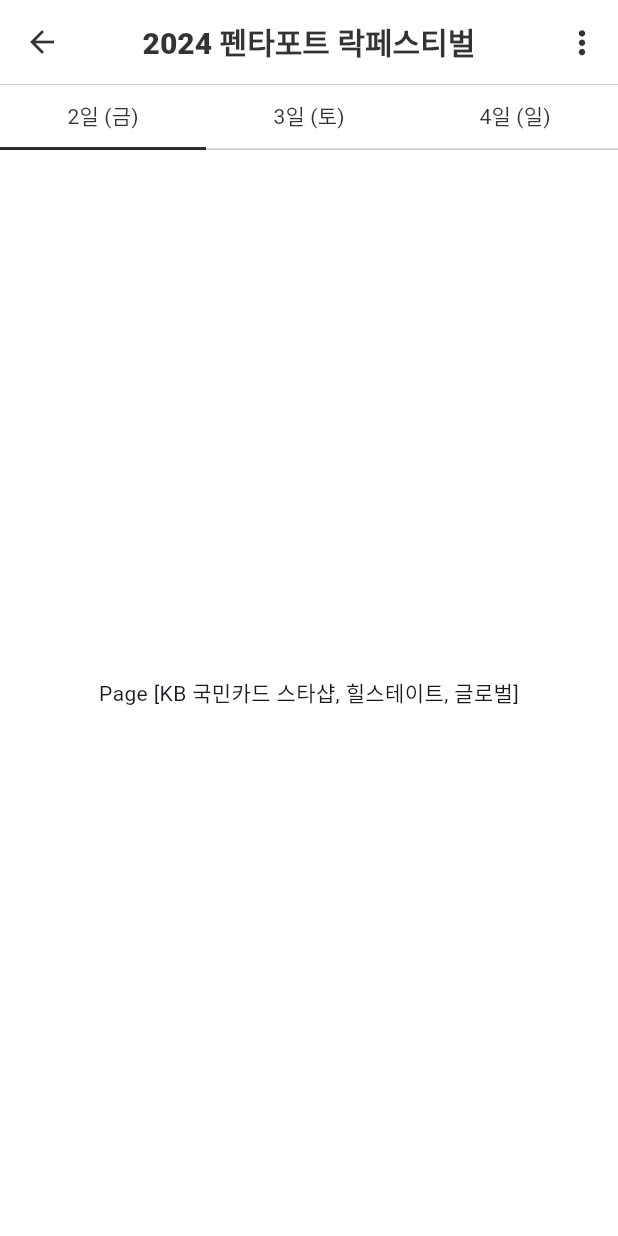
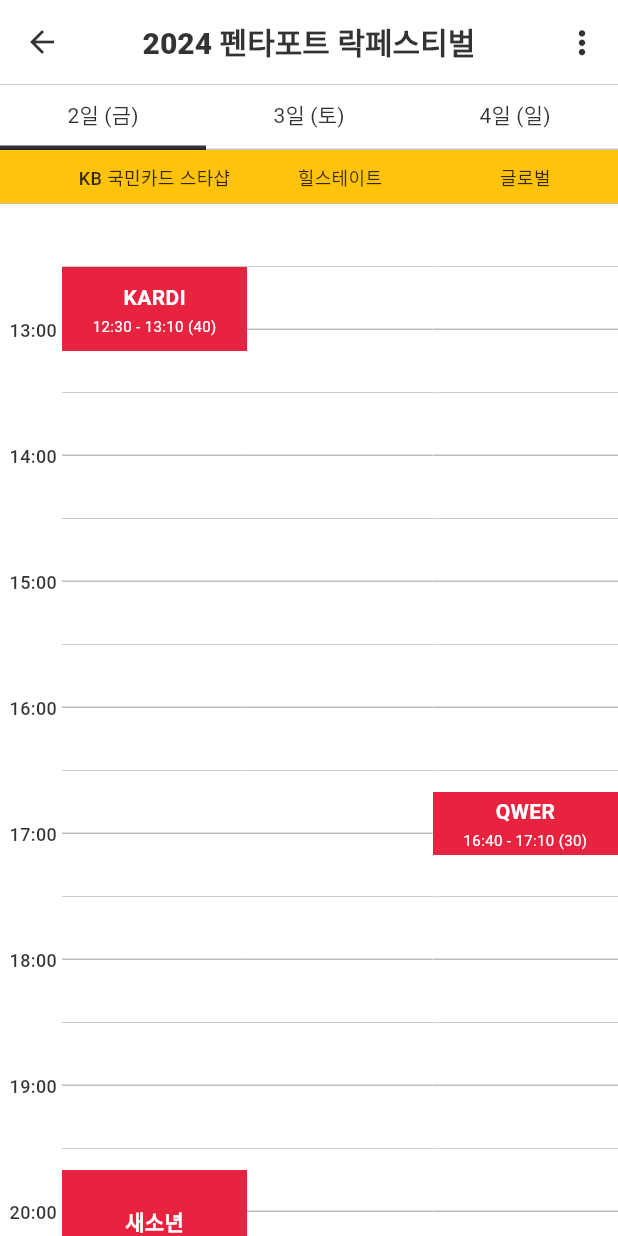
Before and after one commit to ynjch97/RiFFest, a Flutter app: the TimeTableScreen screen opened directly, after a tap on an icon or button, on a phone screen of 412 x 824 dp. Run offline on Flutter 3.47's test engine with Material 3 defaults, Android fonts, the light colour scheme and no system bars; our stand-ins replace cloud_firestore, expandable_text, firebase_auth, firebase_core, flutter_riverpod, font_awesome_flutter and 1 more; accounts and stored records are empty.

Commit message:
TimeTableScreen > 타임테이블 화면 구성

```diff
--- a/riffest/lib/constants/box_decorations.dart
+++ b/riffest/lib/constants/box_decorations.dart
@@ -4,10 +4,9 @@
 // Container > BoxDecoration
 class BoxDecorations {
   // 흰색 기본 Container
-  // static final borderlessContainer = BoxDecoration(
-  //   color: Colors.white,
-  //   borderRadius: BorderRadius.circular(3),
-  // );
+  static const whiteContainer = BoxDecoration(
+    color: Colors.white,
+  );
 
   // 테두리가 있는 흰색 기본 Container
   // static final greyBorderContainer = BoxDecoration(
@@ -84,14 +83,76 @@
   );
 
   // 상단에만 Border가 있는 카드 Container
-  static final cardTContainer = BoxDecoration(
+  // static final cardTContainer = BoxDecoration(
+  //   // color: Colors.lightBlue
+  //   color: Colors.white,
+  //   border: Border(
+  //     top: BorderSide(
+  //       color: Colours.borderGrey,
+  //       width: 0.5,
+  //     ),
+  //   ),
+  // );
+
+  // 하단에만 Border가 있는 카드 Container
+  // static final cardBContainer = BoxDecoration(
+  //   // color: Colors.lightBlue
+  //   color: Colors.white,
+  //   border: Border(
+  //     bottom: BorderSide(
+  //       color: Colours.borderGrey,
+  //       width: 0.5,
+  //     ),
+  //   ),
+  // );
+
+  /* ---------------------- 타임테이블 ---------------------- */
+
+  // 30분 단위 하단 Border Container
+  static final bottom30Container = BoxDecoration(
     // color: Colors.lightBlue
     color: Colors.white,
     border: Border(
-      top: BorderSide(
+      bottom: BorderSide(
         color: Colours.borderGrey,
         width: 0.5,
       ),
     ),
   );
+
+  // 60분 단위 하단 Border Container
+  static final bottom60Container = BoxDecoration(
+    // color: Colors.lightBlue
+    color: Colors.white,
+    border: Border(
+      bottom: BorderSide(
+        color: Colours.borderGrey,
+        width: 1.0,
+      ),
+    ),
+  );
+
+  // 타임테이블 Container
+  static const timeTableContainer = BoxDecoration(
+    // color: Colors.lightBlue
+    color: Colours.secondaryColor,
+  );
+
+  /* ---------------------- 테스트 ---------------------- */
+
+  // 영역 테스트 Container
+  static final test1 = BoxDecoration(
+    color: Colours.primaryColor,
+    border: Border.all(
+      color: Colors.lightBlueAccent,
+      width: 1.5,
+    ),
+  );
+  static final test2 = BoxDecoration(
+    color: Colors.lightGreenAccent,
+    border: Border.all(
+      color: Colors.pinkAccent,
+      width: 1.5,
+    ),
+  );
 }
--- a/riffest/lib/constants/text_styles.dart
+++ b/riffest/lib/constants/text_styles.dart
@@ -88,7 +88,7 @@
 
   /* 기본 텍스트 */
 
-  // Highlight Default
+  // Text Highlight
   static final highlightText = TextStyle(
     fontSize: Sizes.size22,
     fontWeight: FontWeight.w600,
@@ -99,64 +99,112 @@
     fontWeight: FontWeight.w600,
     color: Colours.textGrey,
   );
+
   // Text Xlarge
   static final xlargeText = TextStyle(
     fontSize: Sizes.size18,
     fontWeight: FontWeight.w400,
     color: Colours.textBlack,
   );
-  // Text Xlarge Bold
   static final xlargeBoldText = TextStyle(
     fontSize: Sizes.size18,
     fontWeight: FontWeight.w600,
     color: Colours.textBlack,
   );
+
   // Text Large
   static final largeText = TextStyle(
     fontSize: Sizes.size16,
     fontWeight: FontWeight.w400,
     color: Colours.textBlack,
   );
-  // Text Large Bold
   static final largeBoldText = TextStyle(
     fontSize: Sizes.size16,
     fontWeight: FontWeight.w600,
     color: Colours.textBlack,
   );
+
   // Text Default Gray
   static final defaultTextGray = TextStyle(
     fontSize: Sizes.size14,
     fontWeight: FontWeight.w400,
     color: Colours.textGrey,
   );
-  // Text Default Gray
   static final defaultBoldTextGray = TextStyle(
     fontSize: Sizes.size14,
     fontWeight: FontWeight.w600,
     color: Colours.textGrey,
   );
+
+  // Text Default White
+  static const defaultTextWhite = TextStyle(
+    fontSize: Sizes.size14,
+    fontWeight: FontWeight.w400,
+    color: Colors.white,
+  );
+  static const defaultBoldTextWhite = TextStyle(
+    fontSize: Sizes.size14,
+    fontWeight: FontWeight.w600,
+    color: Colors.white,
+  );
+
   // Text Default
   static final defaultText = TextStyle(
     fontSize: Sizes.size14,
     fontWeight: FontWeight.w400,
     color: Colours.textBlack,
   );
-  // Text Default Bold
   static final defaultBoldText = TextStyle(
     fontSize: Sizes.size14,
     fontWeight: FontWeight.w500,
     color: Colours.textBlack,
   );
+
+  // Text Mini White
+  static const miniTextWhite = TextStyle(
+    fontSize: Sizes.size12,
+    fontWeight: FontWeight.w400,
+    color: Colors.white,
+  );
+  static const miniBoldTextWhite = TextStyle(
+    fontSize: Sizes.size12,
+    fontWeight: FontWeight.w500,
+    color: Colors.white,
+  );
+
   // Text Mini
   static final miniText = TextStyle(
     fontSize: Sizes.size12,
     fontWeight: FontWeight.w400,
     color: Colours.textBlack,
   );
-  // Text Mini Bold
   static final miniBoldText = TextStyle(
     fontSize: Sizes.size12,
     fontWeight: FontWeight.w500,
     color: Colours.textBlack,
   );
+
+  // Text Tiny White
+  static const tinyTextWhite = TextStyle(
+    fontSize: Sizes.size10,
+    fontWeight: FontWeight.w400,
+    color: Colors.white,
+  );
+  static const tinyBoldTextWhite = TextStyle(
+    fontSize: Sizes.size10,
+    fontWeight: FontWeight.w500,
+    color: Colors.white,
+  );
+
+  // Text Tiny
+  static final tinyText = TextStyle(
+    fontSize: Sizes.size10,
+    fontWeight: FontWeight.w400,
+    color: Colours.textBlack,
+  );
+  static final tinyBoldText = TextStyle(
+    fontSize: Sizes.size10,
+    fontWeight: FontWeight.w500,
+    color: Colours.textBlack,
+  );
 }
--- a/riffest/lib/features/community/views/community_screen.dart
+++ b/riffest/lib/features/community/views/community_screen.dart
@@ -1,4 +1,5 @@
 import 'package:flutter/material.dart';
+import 'package:riffest/constants/box_decorations.dart';
 
 class CommunityScreen extends StatefulWidget {
   const CommunityScreen({super.key});
@@ -10,12 +11,41 @@
 class _CommunityScreenState extends State<CommunityScreen> {
   @override
   Widget build(BuildContext context) {
-    return const Scaffold(
+    return Scaffold(
       backgroundColor: Colors.blueAccent,
-      body: Center(
-        child: Text(
-          "community",
-          style: TextStyle(fontSize: 60),
+      body: SingleChildScrollView(
+        child: Stack(
+          children: [
+            Column(
+              children: [
+                ...List.generate(
+                  30,
+                  (index) {
+                    return FractionallySizedBox(
+                      widthFactor: 1,
+                      child: Container(
+                        height: 50,
+                        alignment: Alignment.center,
+                        decoration: BoxDecorations.test1,
+                        child: const Text("data"),
+                      ),
+                    );
+                  },
+                ),
+              ],
+            ),
+            Positioned(
+              top: 60,
+              left: 0,
+              right: 0,
+              child: Container(
+                height: 50,
+                alignment: Alignment.center,
+                decoration: BoxDecorations.test2,
+                child: const Text("data"),
+              ),
+            )
+          ],
         ),
       ),
     );
--- a/riffest/lib/features/festival/models/festival_model.dart
+++ b/riffest/lib/features/festival/models/festival_model.dart
@@ -1,4 +1,4 @@
-import 'package:intl/intl.dart';
+import 'package:flutter/material.dart';
 import 'package:riffest/features/festival/models/time_table_model.dart';
 
 class FestivalModel {
@@ -7,8 +7,10 @@
   final String startDate;
   final String endDate;
   final String location;
+  final int mainColor;
+  final int subColor;
   final List<String> stages;
-  List<TimeTableModel> timeTables;
+  List<List<TimeTableModel>> timeTables;
 
   late final int diffDays;
 
@@ -18,6 +20,8 @@
     required this.startDate,
     required this.endDate,
     required this.location,
+    required this.mainColor,
+    required this.subColor,
     required this.stages,
     required this.timeTables,
   }) {
@@ -30,6 +34,8 @@
         startDate = "",
         endDate = "",
         location = "",
+        mainColor = 0xFFFFFFFF,
+        subColor = 0xFFFFFFFF,
         stages = [],
         timeTables = [],
         diffDays = 0;
--- a/riffest/lib/features/festival/view_models/festival_vm.dart
+++ b/riffest/lib/features/festival/view_models/festival_vm.dart
@@ -25,12 +25,14 @@
         startDate: "2024-08-02",
         endDate: "2024-08-04",
         location: "송도 달빛축제공원",
+        mainColor: 0xFFE82340,
+        subColor: 0xFFFFC30B,
         stages: ["KB 국민카드 스타샵", "힐스테이트", "글로벌"],
         timeTables: [],
       );
 
       festival.timeTables = [
-        ...festival.timeTables,
+        [
           TimeTableModel(
             festKey: "1",
             date: "2024-08-02",
@@ -50,6 +52,14 @@
           TimeTableModel(
             festKey: "1",
             date: "2024-08-02",
+            startTime: "21:50",
+            endTime: "23:00",
+            stage: "KB 국민카드 스타샵",
+            artist: "TURNSTILE",
+          ),
+          TimeTableModel(
+            festKey: "1",
+            date: "2024-08-02",
             startTime: "20:40",
             endTime: "21:40",
             stage: "힐스테이트",
@@ -58,11 +68,14 @@
           TimeTableModel(
             festKey: "1",
             date: "2024-08-02",
-          startTime: "21:50",
-          endTime: "23:00",
+            startTime: "12:30",
+            endTime: "13:10",
             stage: "KB 국민카드 스타샵",
-          artist: "TURNSTILE",
+            artist: "KARDI",
           ),
+        ],
+        [],
+        [],
       ];
     }
 
@@ -73,12 +86,15 @@
         startDate: "2024-07-27",
         endDate: "2024-07-28",
         location: "고양 킨텍스",
+        mainColor: 0xFFEB5C27,
+        subColor: 0xFFA4B03C,
         stages: ["SUNSET", "air"],
         timeTables: [],
       );
 
       festival.timeTables = [
-        ...festival.timeTables,
+        [],
+        [
           TimeTableModel(
             festKey: "2",
             date: "2024-07-28",
@@ -103,10 +119,30 @@
             stage: "SUNSET",
             artist: "KING KRULE",
           ),
+        ],
       ];
     }
 
+    // 시간 순으로 정렬
+    festival.timeTables[0].sort((a, b) {
+      return DateTime.parse('${a.date} ${a.startTime}')
+          .compareTo(DateTime.parse('${b.date} ${b.startTime}'));
+    });
+
     state = AsyncValue.data(festival);
+  }
+
+  Future<void> insertTimeTable(Map<dynamic, dynamic> form) async {
+    state = const AsyncValue.loading();
+
+    final timeTable = TimeTableModel(
+      festKey: "",
+      date: form["date"],
+      startTime: form["startTime"],
+      endTime: form["endTime"],
+      stage: form["stage"],
+      artist: form["artist"],
+    );
   }
 }
 
--- a/riffest/lib/features/festival/views/time_table_screen.dart
+++ b/riffest/lib/features/festival/views/time_table_screen.dart
@@ -1,14 +1,19 @@
+import 'package:flutter/cupertino.dart';
 import 'package:flutter/material.dart';
+import 'package:flutter/widgets.dart';
 import 'package:flutter_riverpod/flutter_riverpod.dart';
 import 'package:font_awesome_flutter/font_awesome_flutter.dart';
 import 'package:riffest/common/widgets/appbar_icon_btn.dart';
 import 'package:riffest/common/widgets/loading_progress_indicator.dart';
+import 'package:riffest/constants/box_decorations.dart';
 import 'package:riffest/constants/colours.dart';
 import 'package:riffest/constants/routes.dart';
 import 'package:riffest/constants/sizes.dart';
 import 'package:riffest/features/festival/models/festival_model.dart';
 import 'package:riffest/features/festival/view_models/festival_vm.dart';
 import 'package:riffest/features/festival/widgets/time_table_persist_header.dart';
+
+import '../widgets/time_table_stage.dart';
 
 class TimeTableScreen extends ConsumerStatefulWidget {
   static const routeURL = Routes.timeTableScreen;
@@ -64,12 +69,7 @@
               if (festival.timeTables.isEmpty) {
                 return const LoadingProgressIndicator();
               } else {
-                return RefreshIndicator(
-                  onRefresh: _refreshTimeTable,
-                  displacement: 50, // 화면을 당긴 후 indicator 돌아갈 위치
-                  edgeOffset: 20, // 어디에서 부터 시작할 것인지
-                  color: Colours.primaryColor,
-                  child: SafeArea(
+                return SafeArea(
                   child: DefaultTabController(
                     length: festival.diffDays, // 1. 기간 만큼 탭 개수 지정
                     child: NestedScrollView(
@@ -78,8 +78,8 @@
                           SliverPersistentHeader(
                             // 2. 기간 만큼 탭바 그리기
                             delegate: TimeTablePersistHeader(
-                                maxExtentVal: Sizes.size44,
-                                minExtentVal: Sizes.size44,
+                              maxExtentVal: Sizes.size80,
+                              minExtentVal: Sizes.size80,
                               festival: festival,
                             ),
                             pinned: true,
@@ -90,11 +90,11 @@
                         children: [
                           // 3. 기간 만큼 탭 뷰 생성
                           for (int i in Iterable.generate(festival.diffDays))
-                              Center(
-                                child: Text('Page ${festival.stages}'),
+                            TimeTableStage(
+                              festival: festival,
+                              days: i,
                             ),
                         ],
-                        ),
                       ),
                     ),
                   ),
--- a/riffest/lib/features/festival/widgets/time_table_persist_header.dart
+++ b/riffest/lib/features/festival/widgets/time_table_persist_header.dart
@@ -20,17 +20,17 @@
   @override
   Widget build(
       BuildContext context, double shrinkOffset, bool overlapsContent) {
+    int stageCount = festival.stages.length; // 스테이지 개수
+
     return DecoratedBox(
       decoration: BoxDecorations.cardTBContainer,
-      child: Stack(
+      child: Column(
         children: [
-          Positioned(
-            top: 0,
-            left: 0,
-            right: 0,
-            bottom: 0,
+          SizedBox(
+            height: Sizes.size44,
             child: TabBar(
               // indicator : 하단에 나타나는 선택 여부 확인을 위한 선
+              indicatorWeight: 3,
               indicatorSize: TabBarIndicatorSize.tab,
               indicatorColor: Colours.borderBlack,
               labelPadding: const EdgeInsets.symmetric(vertical: Sizes.size10),
@@ -47,6 +47,53 @@
                     ),
                   )
               ],
+            ),
+          ),
+          SizedBox(
+            height: Sizes.size36,
+            child: DecoratedBox(
+              decoration: BoxDecoration(
+                color: Color(festival.subColor),
+                border: Border(
+                  bottom: BorderSide(
+                    color: Colours.borderGrey,
+                    width: 0.5,
+                  ),
+                ),
+                boxShadow: [
+                  BoxShadow(
+                      color: Colors.black.withOpacity(0.05),
+                      blurRadius: 1.0,
+                      spreadRadius: 1.0,
+                      offset: const Offset(0, 1)),
+                ],
+              ),
+              child: Row(
+                children: [
+                  // 시간 영역
+                  const Expanded(
+                    flex: 1,
+                    child: SizedBox.shrink(),
+                  ),
+                  // 스테이지 영역
+                  for (int i in Iterable.generate(stageCount))
+                    Expanded(
+                      flex: stageCount == 2 ? 4 : 3,
+                      child: Align(
+                        alignment: Alignment.center,
+                        child: Column(
+                          mainAxisAlignment: MainAxisAlignment.center,
+                          children: [
+                            Text(
+                              festival.stages[i],
+                              style: TextStyles.miniBoldText,
+                            ),
+                          ],
+                        ),
+                      ),
+                    ),
+                ],
+              ),
             ),
           )
         ],
--- /dev/null
+++ b/riffest/lib/features/festival/widgets/time_table_stage.dart
@@ -0,0 +1,169 @@
+import 'package:flutter/material.dart';
+import 'package:riffest/constants/box_decorations.dart';
+import 'package:riffest/constants/gaps.dart';
+import 'package:riffest/constants/text_styles.dart';
+import 'package:riffest/features/festival/models/festival_model.dart';
+import 'package:riffest/features/festival/models/time_table_model.dart';
+import 'package:riffest/utils.dart';
+
+// 참고
+// https://namudongs.tistory.com/15
+// https://velog.io/@reverstandard9/%ED%94%8C%EB%9F%AC%ED%84%B0%EB%A1%9C-%EC%97%90%EB%B8%8C%EB%A6%AC-%ED%83%80%EC%9E%84-%EC%8B%9C%EA%B0%84%ED%91%9C-%EA%B5%AC%ED%98%84%ED%95%98%EA%B8%B0
+class TimeTableStage extends StatefulWidget {
+  final FestivalModel festival;
+  final int days; // n일차
+
+  const TimeTableStage({
+    super.key,
+    required this.festival,
+    required this.days,
+  });
+
+  @override
+  State<TimeTableStage> createState() => _TimeTableStageState();
+}
+
+class _TimeTableStageState extends State<TimeTableStage> {
+  @override
+  Widget build(BuildContext context) {
+    final timeTables = widget.festival.timeTables[widget.days]; // n일차 타임테이블
+    int startHour = DateTime.parse(
+            "${widget.festival.startDate} ${timeTables.first.startTime}")
+        .hour; // n일차의 시작 시간
+    int endHour = DateTime.parse(
+            "${widget.festival.startDate} ${timeTables.last.endTime}")
+        .hour; // n일차의 종료 시간
+
+    print("$startHour $endHour ");
+
+    int boxCount = endHour - startHour; // 1 hour 개수 (종료 시간 - 시작 시간 + 1)
+    double perHeight = 1.4; // 1 min 높이
+    double boxHeight = 60 * perHeight; // 1 hour 박스 높이
+
+    int stageCount = widget.festival.stages.length; // 스테이지 개수
+    bool isDark =
+        widget.festival.mainColor > 0xF808080; // 텍스트 색상 지정 (Black/White)
+
+    return Row(
+      mainAxisSize: MainAxisSize.max,
+      mainAxisAlignment: MainAxisAlignment.center,
+      children: [
+        // 시간 * Column 생성
+        Expanded(
+          flex: 1,
+          child: SingleChildScrollView(
+            clipBehavior: Clip.hardEdge,
+            child: Stack(
+              children: [
+                Column(
+                  children: [
+                    SizedBox(height: boxHeight / 2), // 여백
+                    ...List.generate(
+                      boxCount - 1,
+                      (idx) {
+                        return SizedBox(
+                          height: boxHeight,
+                          child: Align(
+                            alignment: Alignment.centerRight,
+                            child: Text(
+                              "${startHour + idx + 1}:00 ", // 시간 표시
+                              style: TextStyles.miniBoldText,
+                            ),
+                          ),
+                        );
+                      },
+                    ),
+                    SizedBox(height: boxHeight / 2), // 여백
+                  ],
+                ),
+              ],
+            ),
+          ),
+        ),
+        // 스테이지 * Column 생성
+        for (int i in Iterable.generate(stageCount))
+          Expanded(
+            flex: stageCount == 2 ? 4 : 3,
+            child: Stack(
+              children: [
+                SingleChildScrollView(
+                  child: Stack(
+                    children: [
+                      // 타임테이블 실선
+                      Column(
+                        children: [
+                          ...List.generate(
+                            boxCount * 2, // 30분 단위
+                            (idx) {
+                              return FractionallySizedBox(
+                                widthFactor: 1,
+                                child: SizedBox(
+                                  height: boxHeight / 2, // 30분 단위
+                                  child: DecoratedBox(
+                                    decoration: (boxCount * 2 == idx + 1)
+                                        ? BoxDecorations.whiteContainer
+                                        : idx % 2 == 0
+                                            ? BoxDecorations.bottom30Container
+                                            : BoxDecorations.bottom60Container,
+                                  ),
+                                ),
+                              );
+                            },
+                          ),
+                        ],
+                      ),
+                      // 아티스트 타임테이블
+                      for (TimeTableModel item in timeTables) // n일차 타임테이블
+                        if (item.stage == widget.festival.stages[i])
+                          Positioned(
+                            top: calcMinDiff(
+                                        widget.festival.startDate,
+                                        "$startHour:00",
+                                        widget.festival.startDate,
+                                        item.startTime)
+                                    .toDouble() *
+                                perHeight,
+                            left: 0,
+                            right: 0,
+                            child: Container(
+                              height: calcMinDiff(
+                                          widget.festival.startDate,
+                                          item.startTime,
+                                          widget.festival.startDate,
+                                          item.endTime)
+                                      .toDouble() *
+                                  perHeight,
+                              alignment: Alignment.center,
+                              decoration: BoxDecoration(
+                                color: Color(widget.festival.mainColor),
+                              ),
+                              child: Column(
+                                mainAxisAlignment: MainAxisAlignment.center,
+                                children: [
+                                  Text(
+                                    item.artist,
+                                    style: isDark
+                                        ? TextStyles.defaultBoldTextWhite
+                                        : TextStyles.defaultBoldText,
+                                  ),
+                                  Gaps.v2,
+                                  Text(
+                                    "${item.startTime} - ${item.endTime} (${calcMinDiff(widget.festival.startDate, item.startTime, widget.festival.startDate, item.endTime)})",
+                                    style: isDark
+                                        ? TextStyles.tinyTextWhite
+                                        : TextStyles.tinyText,
+                                  ),
+                                ],
+                              ),
+                            ),
+                          ),
+                    ],
+                  ),
+                ),
+              ],
+            ),
+          ),
+      ],
+    );
+  }
+}
--- a/riffest/lib/utils.dart
+++ b/riffest/lib/utils.dart
@@ -17,3 +17,12 @@
     ),
   );
 }
+
+// 분 차이 계산
+int calcMinDiff(
+    String startDate, String startHour, String endDate, String endHour) {
+  DateTime start = DateTime.parse("$startDate $startHour");
+  DateTime end = DateTime.parse("$endDate $endHour");
+  int diff = end.difference(start).inMinutes;
+  return diff;
+}
```
Lines whose indentation alone changed are shown as unchanged.
